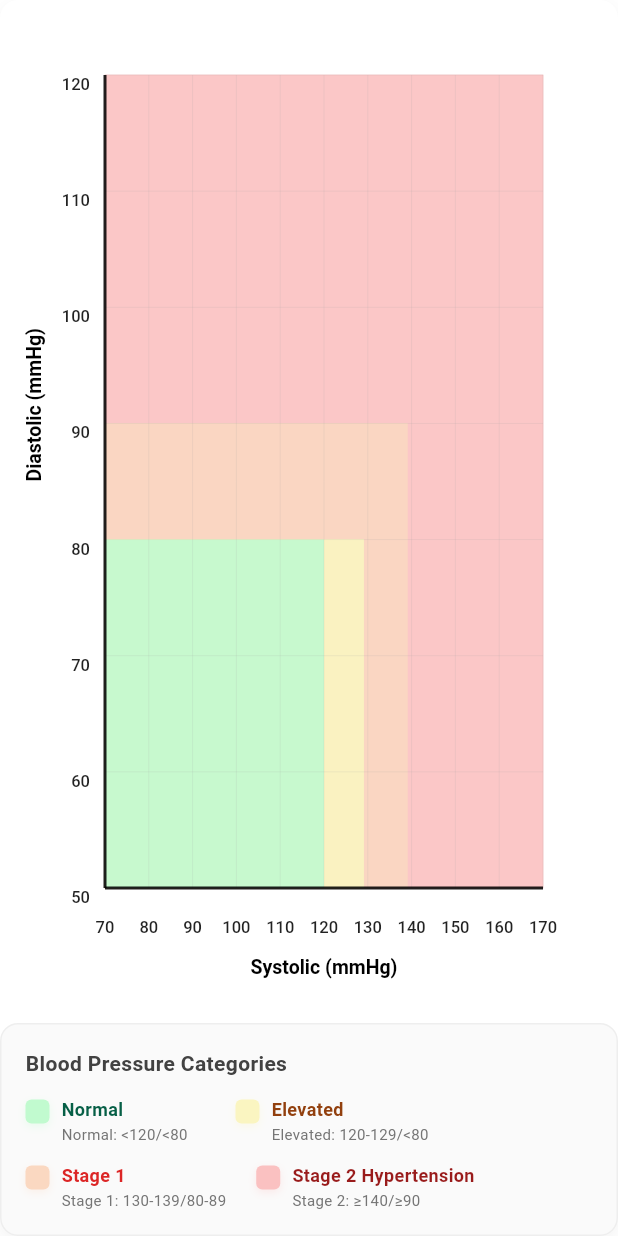
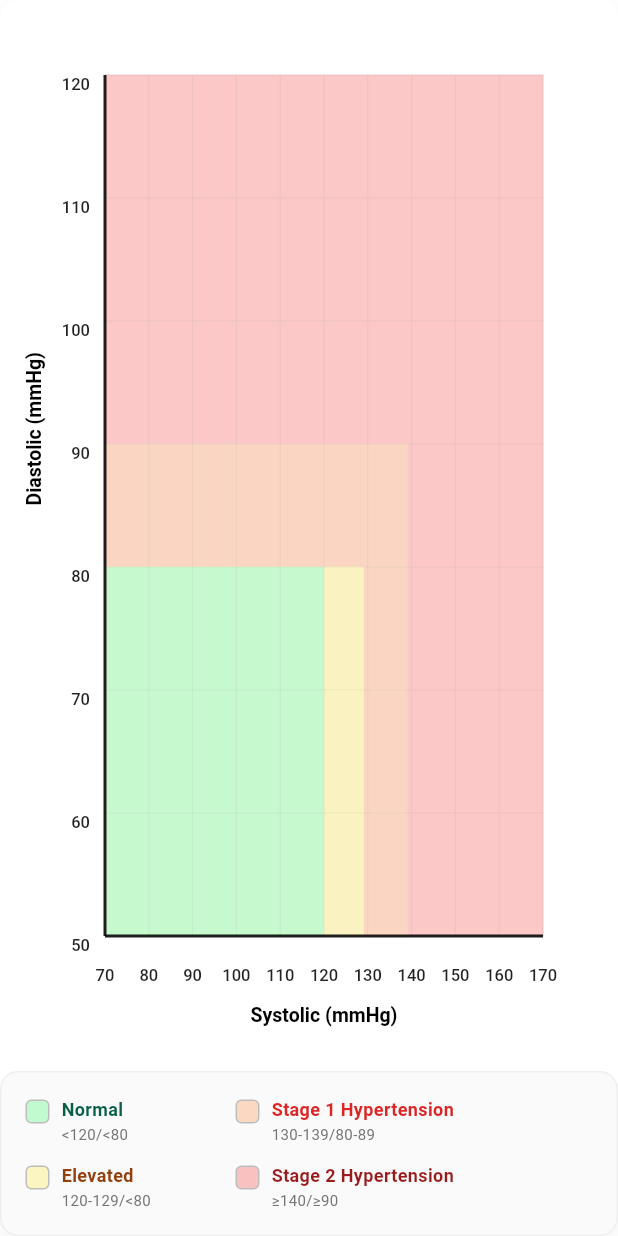
Before and after one commit to herryhou/cardio_tracker, a Flutter app: the ClinicalScatterPlot widget shown alone on an empty page, opened directly with empty values, on a phone screen of 412 x 824 dp. Run offline on Flutter 3.47's test engine with Material 3 defaults, Android fonts, the light colour scheme and no system bars; our stand-ins replace csv, fl_chart, share_plus, sqflite; accounts and stored records are empty; Roboto replaces fonts that are missing (SF Pro Display).

Commit message:
style: simplify legend item design
- Remove box shadow from color indicators
- Use flat design with simple grey border
- Keeps the rounded corners and colors
- Cleaner, more minimal appearance

```diff
--- a/lib/widgets/clinical_scatter_plot.dart
+++ b/lib/widgets/clinical_scatter_plot.dart
@@ -35,8 +35,17 @@ class ClinicalZones {
       name: 'Normal',
       bounds: Rect.fromLTWH(70, 50, 50, 30), // 70-120 systolic, 50-80 diastolic
       color: Color(0xFFC1FACF), // Green-500
-      description: 'Normal: <120/<80',
+      description: '<120/<80',
       category: BloodPressureCategory.normal,
+    ),
+
+    // Stage 1: 130-139 systolic OR 80-89 diastolic
+    ClinicalZone(
+      name: 'Stage 1 Hypertension',
+      bounds: Rect.fromLTWH(70, 50, 69, 40), // 70-139 systolic, 50-90 diastolic
+      color: Color(0xFFFAD8C1), // Orange-600
+      description: '130-139/80-89',
+      category: BloodPressureCategory.stage1,
     ),
 
     // Elevated: 120-129 systolic AND < 80 diastolic
@@ -44,17 +53,8 @@ class ClinicalZones {
       name: 'Elevated',
       bounds: Rect.fromLTWH(70, 50, 59, 30), // 70-129 systolic, 50-80 diastolic
       color: Color(0xFFFAF5C1), // Amber-500
-      description: 'Elevated: 120-129/<80',
+      description: '120-129/<80',
       category: BloodPressureCategory.elevated,
-    ),
-
-    // Stage 1: 130-139 systolic OR 80-89 diastolic
-    ClinicalZone(
-      name: 'Stage 1',
-      bounds: Rect.fromLTWH(70, 50, 69, 40), // 70-139 systolic, 50-90 diastolic
-      color: Color(0xFFFAD8C1), // Orange-600
-      description: 'Stage 1: 130-139/80-89',
-      category: BloodPressureCategory.stage1,
     ),
 
     // Stage 2: >=140 systolic OR >=90 diastolic
@@ -63,7 +63,7 @@ class ClinicalZones {
       bounds:
           Rect.fromLTWH(70, 50, 100, 70), // 70-170 systolic, 50-120 diastolic
       color: Color(0xFFFAC1C1), // Red-600
-      description: 'Stage 2: ≥140/≥90',
+      description: '≥140/≥90',
       category: BloodPressureCategory.stage2,
     ),
   ];
@@ -798,17 +798,6 @@ class _ClinicalScatterPlotState extends State<ClinicalScatterPlot> {
       child: Column(
         crossAxisAlignment: CrossAxisAlignment.start,
         children: [
-          Padding(
-            padding: const EdgeInsets.only(bottom: 12),
-            child: Text(
-              'Blood Pressure Categories',
-              style: TextStyle(
-                fontSize: 14,
-                fontWeight: FontWeight.w600,
-                color: Colors.grey[800],
-              ),
-            ),
-          ),
           SizedBox(
             width: double.infinity,
             child: Wrap(
@@ -839,13 +828,10 @@ class _ClinicalScatterPlotState extends State<ClinicalScatterPlot> {
             decoration: BoxDecoration(
               color: zone.color,
               borderRadius: BorderRadius.circular(4),
-              boxShadow: [
-                BoxShadow(
-                  color: zone.color.withOpacity(0.3),
-                  blurRadius: 4,
-                  offset: const Offset(0, 2),
-                ),
-              ],
+              border: Border.all(
+                color: Colors.grey[400]!,
+                width: 1,
+              ),
             ),
           ),
           const SizedBox(width: 8),
```
